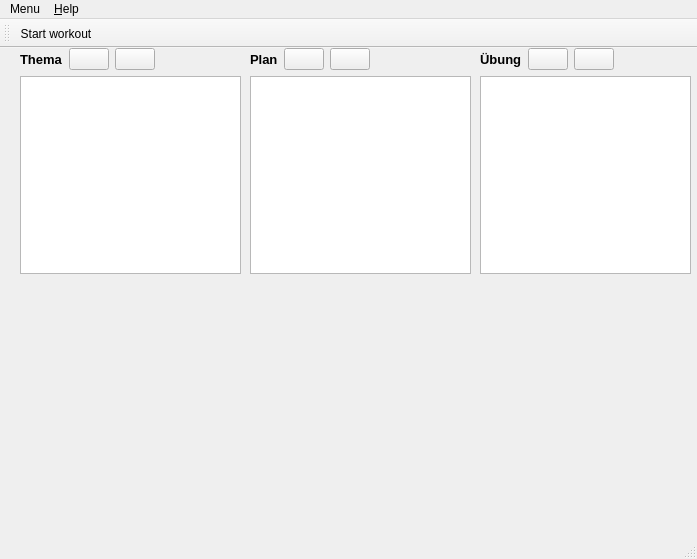
Before: the Qt Designer form speck_weg/ui/main_window.ui in hochstibe/fingertraining, drawn with Qt 5.
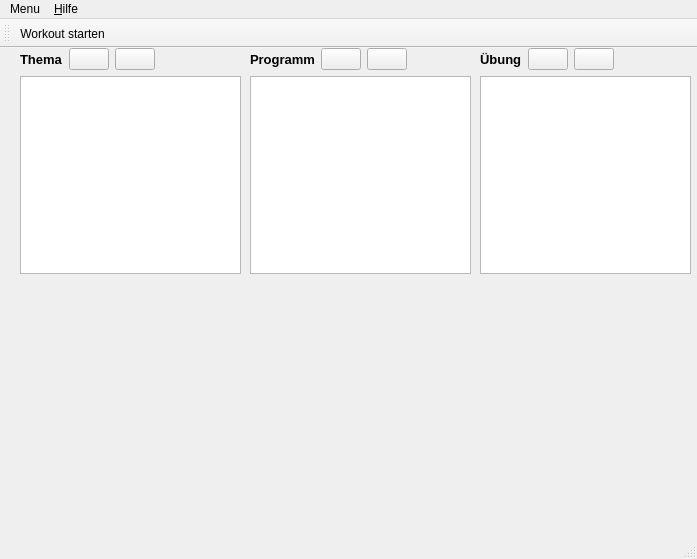
After: the same form once the commit is applied. Icons and pictures are not drawn.

```diff
--- a/speck_weg/ui/main_window.ui
+++ b/speck_weg/ui/main_window.ui
@@ -42,7 +42,7 @@
         </widget>
        </item>
        <item>
-        <widget class="QPushButton" name="pushButton_add_program">
+        <widget class="QPushButton" name="pushButton_add_theme">
          <property name="toolTip">
           <string>New program</string>
          </property>
@@ -56,7 +56,7 @@
         </widget>
        </item>
        <item>
-        <widget class="QPushButton" name="pushButton_remove_program">
+        <widget class="QPushButton" name="pushButton_remove_theme">
          <property name="toolTip">
           <string>Remove program</string>
          </property>
@@ -85,7 +85,7 @@
       </layout>
      </item>
      <item>
-      <widget class="QListWidget" name="listWidget_program"/>
+      <widget class="QListWidget" name="listWidget_theme"/>
      </item>
     </layout>
    </widget>
@@ -111,12 +111,12 @@
           </font>
          </property>
          <property name="text">
-          <string>Plan</string>
+          <string>Programm</string>
          </property>
         </widget>
        </item>
        <item>
-        <widget class="QPushButton" name="pushButton_add_plan">
+        <widget class="QPushButton" name="pushButton_add_program">
          <property name="toolTip">
           <string>New plan</string>
          </property>
@@ -130,7 +130,7 @@
         </widget>
        </item>
        <item>
-        <widget class="QPushButton" name="pushButton_remove_plan">
+        <widget class="QPushButton" name="pushButton_remove_program">
          <property name="toolTip">
           <string>Remove plan</string>
          </property>
@@ -159,7 +159,7 @@
       </layout>
      </item>
      <item>
-      <widget class="QListWidget" name="listWidget_plan"/>
+      <widget class="QListWidget" name="listWidget_program"/>
      </item>
     </layout>
    </widget>
@@ -258,7 +258,7 @@
    </widget>
    <widget class="QMenu" name="menu_help">
     <property name="title">
-     <string>&amp;Help</string>
+     <string>&amp;Hilfe</string>
     </property>
     <addaction name="action_about"/>
    </widget>
@@ -284,7 +284,7 @@
      <normaloff>:/icons/dumbbell-solid.svg</normaloff>:/icons/dumbbell-solid.svg</iconset>
    </property>
    <property name="text">
-    <string>Start workout</string>
+    <string>Workout starten</string>
    </property>
    <property name="toolTip">
     <string>Start a new workout session</string>
```
Left out of the diff: 10 changed lines with no effect on the pictures.
